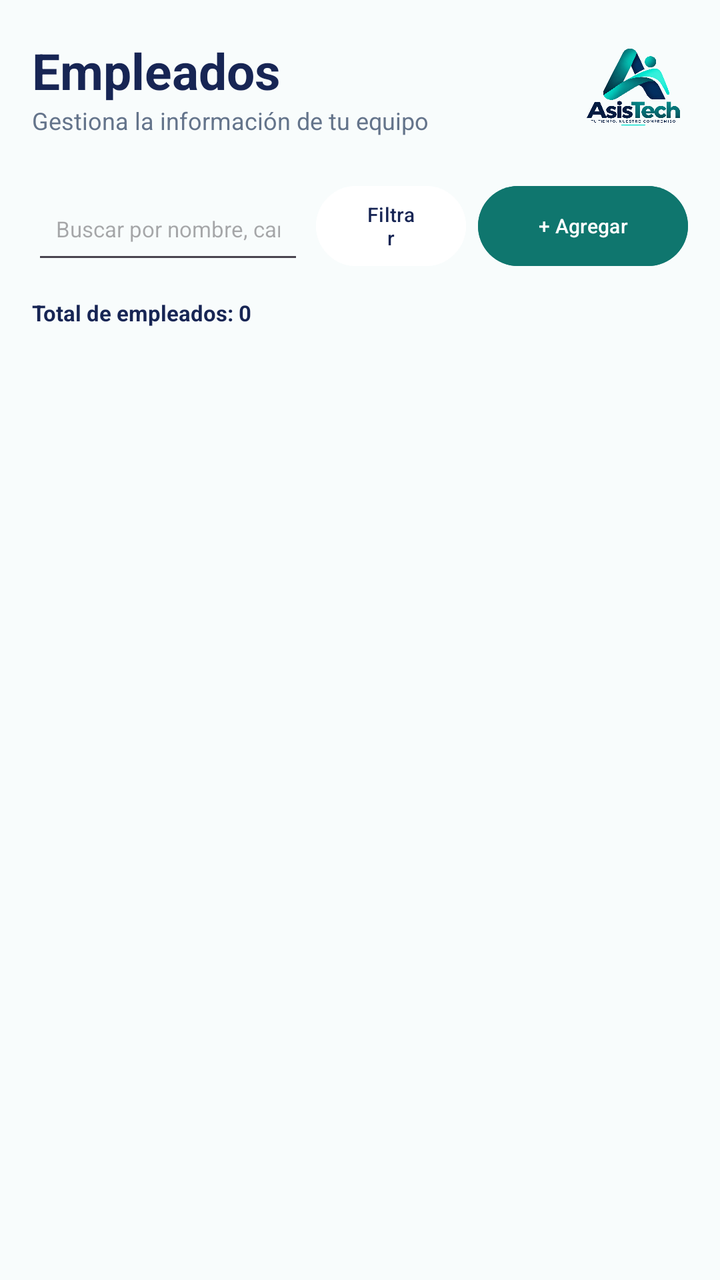
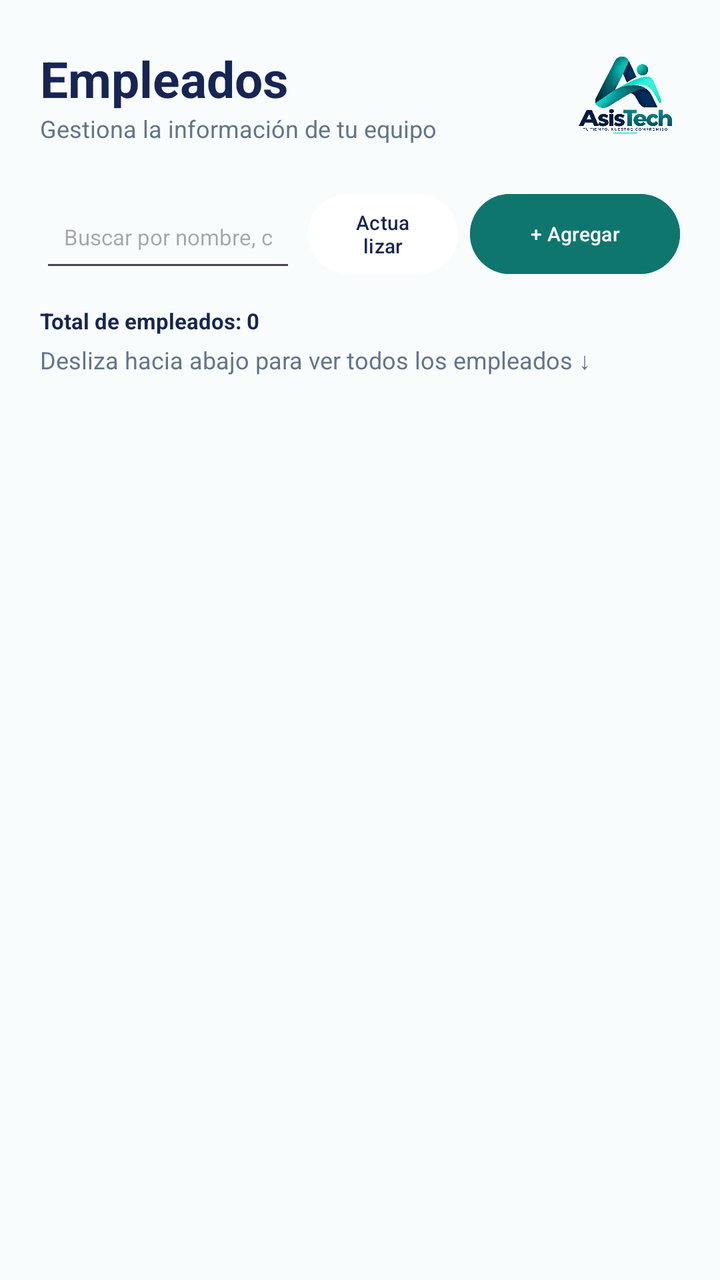

Compare the two renders of this Android layout. The source of the first and the diff that turns it into the second are given below.
<!-- AndroidManifest.xml: application theme Theme.AsisTech -->
<!-- res/layout/fragment_empleados.xml -->
<?xml version="1.0" encoding="utf-8"?>
<ScrollView xmlns:android="http://schemas.android.com/apk/res/android"
    android:layout_width="match_parent"
    android:layout_height="match_parent"
    android:background="#F8FCFC">

    <LinearLayout
        android:layout_width="match_parent"
        android:layout_height="wrap_content"
        android:orientation="vertical"
        android:padding="16dp">

        
        <LinearLayout
            android:layout_width="match_parent"
            android:layout_height="wrap_content"
            android:orientation="horizontal"
            android:gravity="center_vertical">

            <LinearLayout
                android:layout_width="0dp"
                android:layout_height="wrap_content"
                android:layout_weight="1"
                android:orientation="vertical">

                <TextView
                    android:layout_width="wrap_content"
                    android:layout_height="wrap_content"
                    android:text="Empleados"
                    android:textColor="#172554"
                    android:textSize="25sp"
                    android:textStyle="bold" />

                <TextView
                    android:layout_width="wrap_content"
                    android:layout_height="wrap_content"
                    android:text="Gestiona la información de tu equipo"
                    android:textColor="#64748B"
                    android:textSize="12sp" />

            </LinearLayout>

            <ImageView
                android:layout_width="55dp"
                android:layout_height="55dp"
                android:src="@drawable/logo"
                android:contentDescription="Logo AsisTech"
                android:scaleType="fitCenter" />

        </LinearLayout>

        
        
        <LinearLayout
            android:layout_width="match_parent"
            android:layout_height="wrap_content"
            android:layout_marginTop="18dp"
            android:orientation="horizontal"
            android:gravity="center_vertical">

            
            <EditText
                android:id="@+id/edtBuscarEmpleado"
                android:layout_width="0dp"
                android:layout_height="48dp"
                android:layout_weight="1"
                android:hint="Buscar por nombre, cargo o área..."
                android:textSize="11sp"
                android:singleLine="true"
                android:paddingStart="12dp"
                android:paddingEnd="12dp" />

            
            <Button
                android:id="@+id/btnFiltrar"
                android:layout_width="75dp"
                android:layout_height="48dp"
                android:layout_marginStart="6dp"
                android:text="Filtrar"
                android:textSize="10sp"
                android:textColor="#172554"
                android:backgroundTint="#FFFFFF" />

            
            <Button
                android:id="@+id/btnAgregarEmpleado"
                android:layout_width="105dp"
                android:layout_height="48dp"
                android:layout_marginStart="6dp"
                android:text="+ Agregar"
                android:textSize="10sp"
                android:textColor="#FFFFFF"
                android:backgroundTint="#0F766E" />

        </LinearLayout>

        
        <TextView
            android:id="@+id/txtTotalEmpleados"
            android:layout_width="wrap_content"
            android:layout_height="wrap_content"
            android:layout_marginTop="12dp"
            android:text="Total de empleados: 0"
            android:textColor="#172554"
            android:textSize="11sp"
            android:textStyle="bold" />

        <androidx.recyclerview.widget.RecyclerView
            android:id="@+id/recyclerListaEmpleados"
            android:layout_width="match_parent"
            android:layout_height="400dp"
            android:layout_marginTop="10dp"
            android:nestedScrollingEnabled="false" />

    </LinearLayout>

</ScrollView>
<!-- resources referenced by this layout -->
<resources>
  <!-- drawable logo: png bitmap (drawable, 687966 bytes) -->
  <style name="Theme.AsisTech" parent="Base.Theme.AsisTech" />
  <style name="Base.Theme.AsisTech" parent="Theme.Material3.DayNight.NoActionBar">
          
          
      </style>
</resources>

<!-- the commit's change to res/layout/fragment_empleados.xml (unified diff, before → after) -->
@@ -1,14 +1,18 @@
 <?xml version="1.0" encoding="utf-8"?>
-<ScrollView xmlns:android="http://schemas.android.com/apk/res/android"
+<LinearLayout
+    xmlns:android="http://schemas.android.com/apk/res/android"
     android:layout_width="match_parent"
     android:layout_height="match_parent"
-    android:background="#F8FCFC">
+    android:orientation="vertical"
+    android:background="#F8FCFC"
+    android:padding="8dp">
 
+    
     <LinearLayout
         android:layout_width="match_parent"
         android:layout_height="wrap_content"
         android:orientation="vertical"
-        android:padding="16dp">
+        android:padding="12dp">
 
         
         <LinearLayout
@@ -50,7 +54,6 @@
         </LinearLayout>
 
         
-        
         <LinearLayout
             android:layout_width="match_parent"
             android:layout_height="wrap_content"
@@ -58,7 +61,6 @@
             android:orientation="horizontal"
             android:gravity="center_vertical">
 
-            
             <EditText
                 android:id="@+id/edtBuscarEmpleado"
                 android:layout_width="0dp"
@@ -70,18 +72,16 @@
                 android:paddingStart="12dp"
                 android:paddingEnd="12dp" />
 
-            
             <Button
-                android:id="@+id/btnFiltrar"
+                android:id="@+id/btnActualizar"
                 android:layout_width="75dp"
                 android:layout_height="48dp"
                 android:layout_marginStart="6dp"
-                android:text="Filtrar"
+                android:text="Actualizar"
                 android:textSize="10sp"
                 android:textColor="#172554"
                 android:backgroundTint="#FFFFFF" />
 
-            
             <Button
                 android:id="@+id/btnAgregarEmpleado"
                 android:layout_width="105dp"
@@ -105,13 +105,27 @@
             android:textSize="11sp"
             android:textStyle="bold" />
 
-        <androidx.recyclerview.widget.RecyclerView
-            android:id="@+id/recyclerListaEmpleados"
+        
+        <TextView
+            android:id="@+id/txtIndicacionLista"
             android:layout_width="match_parent"
-            android:layout_height="400dp"
-            android:layout_marginTop="10dp"
-            android:nestedScrollingEnabled="false" />
+            android:layout_height="wrap_content"
+            android:layout_marginTop="4dp"
+            android:text="Desliza hacia abajo para ver todos los empleados ↓"
+            android:textColor="#64748B"
+            android:textSize="12sp" />
 
     </LinearLayout>
 
-</ScrollView>
+    
+    <androidx.recyclerview.widget.RecyclerView
+        android:id="@+id/recyclerListaEmpleados"
+        android:layout_width="match_parent"
+        android:layout_height="0dp"
+        android:layout_weight="1"
+        android:layout_marginTop="4dp"
+        android:clipToPadding="false"
+        android:paddingBottom="100dp"
+        android:scrollbars="vertical" />
+
+</LinearLayout>
